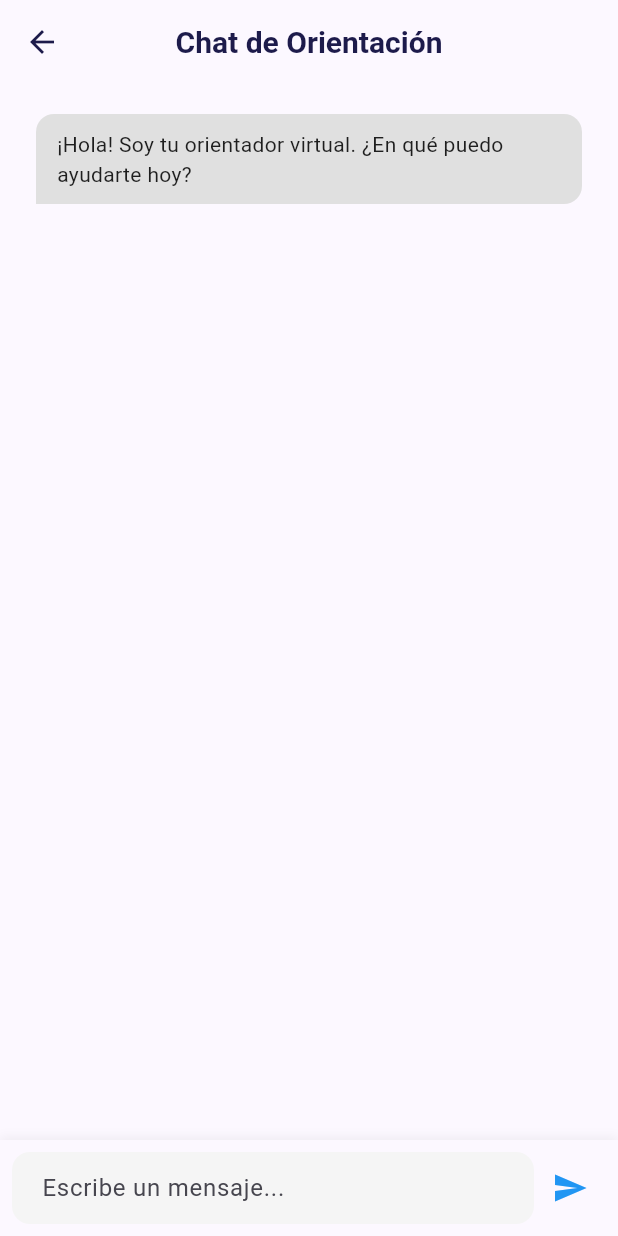
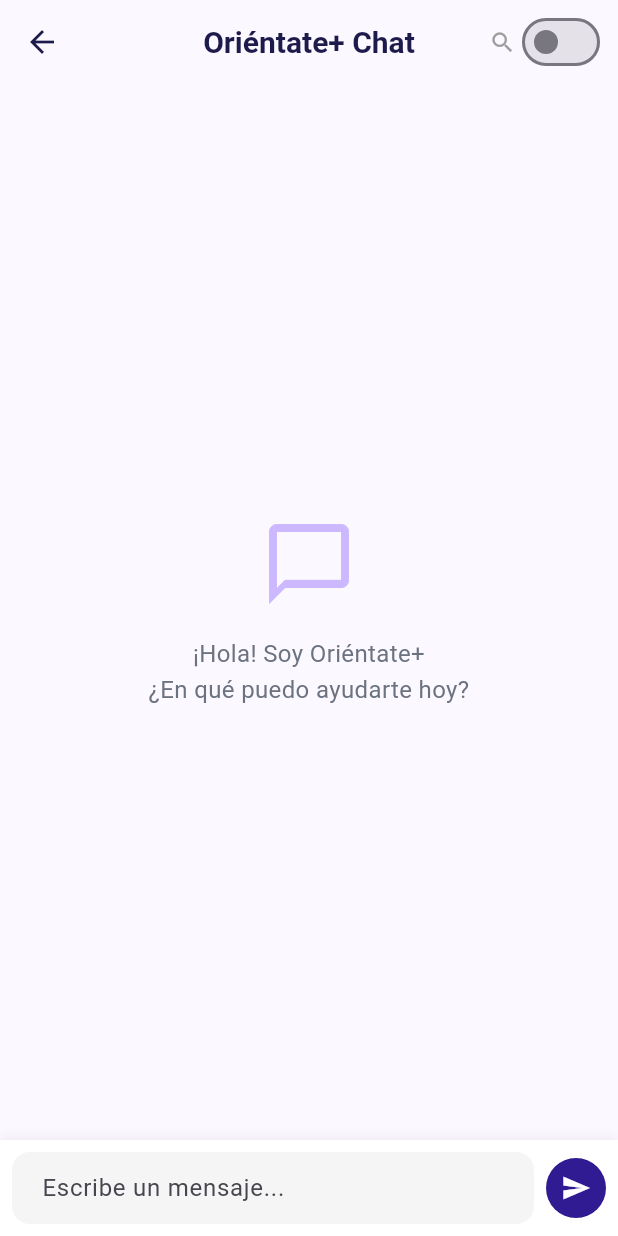
Before and after one commit to IntegrateProyect/frontend-mobile, a Flutter app: the ChatScreen screen opened directly, on a phone screen of 412 x 824 dp. Run offline on Flutter 3.47's test engine with Material 3 defaults, Android fonts, the phone set to English and light mode, and no system bars; our stand-ins replace confetti, flutter_animate, flutter_dotenv, flutter_platform_widgets, flutter_screenutil, flutter_secure_storage and 7 more; accounts and stored records are empty.

Commit message:
chatbot consumer api

```diff
--- a/lib/core/routes/app_router.dart
+++ b/lib/core/routes/app_router.dart
@@ -18,6 +18,7 @@ import '../../features/alumni/presentation/screens/alumni_home_screen.dart';
 import '../../features/university/presentation/screens/university_home_screen.dart';
 import '../../features/chat/presentation/screens/chat_contacts_screen.dart';
 import '../../features/chat/presentation/screens/real_chat_screen.dart';
+import '../../features/chatbot/presentation/screens/chat_screen.dart';
 
 final GoRouter appRouter = GoRouter(
   initialLocation: '/',
@@ -84,5 +85,6 @@ final GoRouter appRouter = GoRouter(
     GoRoute(path: '/admin-home', builder: (context, state) => const AdminHomeScreen()),
     GoRoute(path: '/alumni-home', builder: (context, state) => const AlumniHomeScreen()),
     GoRoute(path: '/university-home', builder: (context, state) => const UniversityHomeScreen()),
+    GoRoute(path: AppRoutes.chat.path, builder: (context, state) => const ChatScreen()),
   ],
 );
--- /dev/null
+++ b/lib/features/chatbot/domain/entities/chat_source_entity.dart
@@ -0,0 +1,47 @@
+// features/chatbot/domain/entities/chat_source_entity.dart
+
+class ChatSourceEntity {
+  final String careerId;
+  final String careerName;
+  final String universidad;
+  final String area;
+  final String descripcionCorta;
+  final bool isClusterAlternative;
+
+  ChatSourceEntity({
+    required this.careerId,
+    required this.careerName,
+    required this.universidad,
+    required this.area,
+    required this.descripcionCorta,
+    this.isClusterAlternative = false,
+  });
+
+  factory ChatSourceEntity.fromJson(Map<String, dynamic> json) {
+    return ChatSourceEntity(
+      careerId:            json['career_id']           ?? '',
+      careerName:          json['career_name']         ?? '',
+      universidad:         json['universidad']         ?? '',
+      area:                json['area']                ?? '',
+      descripcionCorta:    json['descripcion_corta']   ?? '',
+      isClusterAlternative: json['is_cluster_alternative'] == true,
+    );
+  }
+}
+
+// La respuesta completa del endpoint POST /chat/
+class ChatbotResponseEntity {
+  final String response;
+  final String modelUsed;
+  final int tokensUsed;
+  final bool usedSearch;
+  final List<ChatSourceEntity> sources;
+
+  ChatbotResponseEntity({
+    required this.response,
+    required this.modelUsed,
+    required this.tokensUsed,
+    required this.usedSearch,
+    required this.sources,
+  });
+}
--- a/lib/features/chatbot/presentation/screens/chat_screen.dart
+++ b/lib/features/chatbot/presentation/screens/chat_screen.dart
@@ -1,4 +1,7 @@
+// features/chatbot/presentation/screens/chat_screen.dart
 import 'package:flutter/material.dart';
+import 'package:provider/provider.dart';
+import '../providers/chat_provider.dart';
 import '../components/chat_bubble.dart';
 import '../../domain/entities/chat_message_entity.dart';
 
@@ -10,81 +13,192 @@ class ChatScreen extends StatefulWidget {
 }
 
 class _ChatScreenState extends State<ChatScreen> {
-  final TextEditingController _controller = TextEditingController();
-  final List<ChatMessageEntity> _messages = [
-    ChatMessageEntity(
-      id: '1',
-      text: '¡Hola! Soy tu orientador virtual. ¿En qué puedo ayudarte hoy?',
-      sender: MessageSender.bot,
-      timestamp: DateTime.now(),
-    ),
-  ];
+  final _controller   = TextEditingController();
+  final _scrollCtrl   = ScrollController();
+  bool  _searchMode   = false;   // toggle RAG
 
-  void _handleSend() {
-    if (_controller.text.trim().isEmpty) return;
+  @override
+  void dispose() {
+    _controller.dispose();
+    _scrollCtrl.dispose();
+    super.dispose();
+  }
 
-    setState(() {
-      _messages.add(
-        ChatMessageEntity(
-          id: DateTime.now().toString(),
-          text: _controller.text,
-          sender: MessageSender.user,
-          timestamp: DateTime.now(),
-        ),
-      );
-    });
-
-    // Simular respuesta del bot
-    final String userText = _controller.text;
-    _controller.clear();
-
-    Future.delayed(const Duration(seconds: 1), () {
-      if (mounted) {
-        setState(() {
-          _messages.add(
-            ChatMessageEntity(
-              id: DateTime.now().toString(),
-              text: 'He recibido tu mensaje: "$userText". Pronto podré ayudarte con información más detallada sobre carreras y universidades.',
-              sender: MessageSender.bot,
-              timestamp: DateTime.now(),
-            ),
-          );
-        });
+  void _scrollToBottom() {
+    WidgetsBinding.instance.addPostFrameCallback((_) {
+      if (_scrollCtrl.hasClients) {
+        _scrollCtrl.animateTo(
+          _scrollCtrl.position.maxScrollExtent,
+          duration: const Duration(milliseconds: 300),
+          curve: Curves.easeOut,
+        );
       }
     });
   }
 
+  Future<void> _handleSend() async {
+    final text = _controller.text.trim();
+    if (text.isEmpty) return;
+    _controller.clear();
+
+    await context.read<ChatbotProvider>().sendMessage(
+      text,
+      search: _searchMode,
+    );
+    _scrollToBottom();
+  }
+
   @override
   Widget build(BuildContext context) {
+    final provider = context.watch<ChatbotProvider>();
+
+    // Scroll cuando llega respuesta
+    if (!provider.isLoading) _scrollToBottom();
+
     return Scaffold(
       appBar: AppBar(
-        title: const Text('Chat de Orientación'),
+        title: const Text('Oriéntate+ Chat'),
+        actions: [
+          // Toggle RAG
+          Padding(
+            padding: const EdgeInsets.only(right: 8),
+            child: Row(
+              children: [
+                Icon(
+                  Icons.search,
+                  size: 18,
+                  color: _searchMode
+                      ? const Color(0xFF311B92)
+                      : Colors.grey,
+                ),
+                Switch(
+                  value: _searchMode,
+                  activeColor: const Color(0xFF311B92),
+                  onChanged: (v) => setState(() => _searchMode = v),
+                ),
+              ],
+            ),
+          ),
+        ],
       ),
       body: Column(
         children: [
+          // Banner RAG activo
+          if (_searchMode)
+            Container(
+              width: double.infinity,
+              padding: const EdgeInsets.symmetric(vertical: 6, horizontal: 16),
+              color: const Color(0xFFEDE7F6),
+              child: const Text(
+                '🔍 Búsqueda de carreras activada',
+                style: TextStyle(
+                  fontSize: 12,
+                  color: Color(0xFF311B92),
+                  fontWeight: FontWeight.w600,
+                ),
+              ),
+            ),
+
+          // Lista de mensajes
           Expanded(
-            child: ListView.builder(
-              padding: const EdgeInsets.all(16),
-              itemCount: _messages.length,
+            child: provider.messages.isEmpty
+                ? _buildEmptyState()
+                : ListView.builder(
+              controller:  _scrollCtrl,
+              padding:     const EdgeInsets.all(16),
+              itemCount:   provider.messages.length,
               itemBuilder: (context, index) {
-                return ChatBubble(message: _messages[index]);
+                final msg = provider.messages[index];
+                // Si es el último mensaje del bot + hubo fuentes, mostralas
+                final isLastBot = index == provider.messages.length - 1 &&
+                    msg.sender == MessageSender.bot;
+                return Column(
+                  crossAxisAlignment: CrossAxisAlignment.start,
+                  children: [
+                    ChatBubble(message: msg),
+                    if (isLastBot && provider.lastSources.isNotEmpty)
+                      _buildSourcesChips(provider),
+                  ],
+                );
               },
             ),
           ),
-          _buildInputArea(),
+
+          // Indicador de carga
+          if (provider.isLoading)
+            const Padding(
+              padding: EdgeInsets.symmetric(vertical: 8),
+              child: LinearProgressIndicator(
+                color: Color(0xFF311B92),
+                backgroundColor: Color(0xFFEDE7F6),
+              ),
+            ),
+
+          _buildInputArea(provider.isLoading),
         ],
       ),
     );
   }
 
-  Widget _buildInputArea() {
+  Widget _buildEmptyState() {
+    return const Center(
+      child: Column(
+        mainAxisAlignment: MainAxisAlignment.center,
+        children: [
+          Icon(Icons.chat_bubble_outline, size: 64, color: Color(0xFFCBB8FF)),
+          SizedBox(height: 16),
+          Text(
+            '¡Hola! Soy Oriéntate+\n¿En qué puedo ayudarte hoy?',
+            textAlign: TextAlign.center,
+            style: TextStyle(
+              fontSize: 16,
+              color: Color(0xFF6B7280),
+              height: 1.5,
+            ),
+          ),
+        ],
+      ),
+    );
+  }
+
+  Widget _buildSourcesChips(ChatbotProvider provider) {
+    return Padding(
+      padding: const EdgeInsets.only(left: 12, top: 4, bottom: 8),
+      child: Wrap(
+        spacing: 6,
+        runSpacing: 4,
+        children: provider.lastSources.take(4).map((src) {
+          return Chip(
+            label: Text(
+              src.careerName,
+              style: const TextStyle(fontSize: 10),
+            ),
+            backgroundColor: src.isClusterAlternative
+                ? const Color(0xFFF3E5F5)
+                : const Color(0xFFE8EAF6),
+            avatar: Icon(
+              src.isClusterAlternative
+                  ? Icons.auto_awesome
+                  : Icons.school_outlined,
+              size: 14,
+              color: const Color(0xFF311B92),
+            ),
+            padding: EdgeInsets.zero,
+            visualDensity: VisualDensity.compact,
+          );
+        }).toList(),
+      ),
+    );
+  }
+
+  Widget _buildInputArea(bool isLoading) {
     return Container(
-      padding: const EdgeInsets.all(8.0),
+      padding: const EdgeInsets.symmetric(horizontal: 8, vertical: 8),
       decoration: BoxDecoration(
-        color: Theme.of(context).cardColor,
+        color: Colors.white,
         boxShadow: [
           BoxShadow(
-            color: Colors.black.withValues(alpha: 0.05),
+            color: Colors.black.withOpacity(0.05),
             offset: const Offset(0, -2),
             blurRadius: 5,
           ),
@@ -94,19 +208,44 @@ class _ChatScreenState extends State<ChatScreen> {
         child: Row(
           children: [
             Expanded(
-              child: TextField(
-                controller: _controller,
-                decoration: const InputDecoration(
-                  hintText: 'Escribe un mensaje...',
-                  border: InputBorder.none,
-                  contentPadding: EdgeInsets.symmetric(horizontal: 16),
+              child: Container(
+                decoration: BoxDecoration(
+                  color: Colors.grey[100],
+                  borderRadius: BorderRadius.circular(24),
                 ),
-                onSubmitted: (_) => _handleSend(),
+                child: TextField(
+                  controller: _controller,
+                  enabled:    !isLoading,
+                  maxLines:   null,
+                  textInputAction: TextInputAction.send,
+                  onSubmitted: (_) => _handleSend(),
+                  decoration: const InputDecoration(
+                    hintText: 'Escribe un mensaje...',
+                    border:   InputBorder.none,
+                    contentPadding: EdgeInsets.symmetric(
+                      horizontal: 16,
+                      vertical:   10,
+                    ),
+                  ),
+                ),
               ),
             ),
-            IconButton(
-              icon: const Icon(Icons.send, color: Colors.blue),
-              onPressed: _handleSend,
+            const SizedBox(width: 8),
+            CircleAvatar(
+              backgroundColor: const Color(0xFF311B92),
+              child: isLoading
+                  ? const SizedBox(
+                width:  20,
+                height: 20,
+                child:  CircularProgressIndicator(
+                  color:       Colors.white,
+                  strokeWidth: 2,
+                ),
+              )
+                  : IconButton(
+                icon:    const Icon(Icons.send, color: Colors.white, size: 20),
+                onPressed: _handleSend,
+              ),
             ),
           ],
         ),
--- a/lib/main.dart
+++ b/lib/main.dart
@@ -6,6 +6,7 @@ import 'package:orientate/app.dart';
 import 'package:orientate/core/di/injection_container.dart' as di;
 
 import 'features/auth/presentation/providers/auth_provider.dart';
+import 'features/chatbot/presentation/providers/chat_provider.dart';
 import 'features/counselor/presentation/providers/counselor_provider.dart';
 import 'features/student/presentation/providers/student_home_provider.dart';
 import 'features/student/presentation/providers/student_profile_provider.dart';
@@ -32,6 +33,7 @@ Future<void> main() async {
         ChangeNotifierProvider(create: (_) => di.sl<StudentResultsProvider>()),
         ChangeNotifierProvider(create: (_) => di.sl<GamesProvider>()),
         ChangeNotifierProvider(create: (_) => di.sl<ChatProvider>()),
+        ChangeNotifierProvider(create: (_) => di.sl<ChatbotProvider>()),
       ],
       child: const MyApp(),
     ),
```
Also changed, not shown: lib/core/di/injection_container.dart (+27 -0 lines), lib/features/chatbot/data/datasources/remote/chatbot_remote_datasource.dart (added, +37 -0 lines), lib/features/chatbot/data/repositories/chatbot_repository_impl.dart (+68 -13 lines), lib/features/chatbot/domain/repositories/chatbot_repository.dart (+9 -3 lines), lib/features/chatbot/domain/usecases/get_chat_history_usecase.dart (+5 -9 lines), lib/features/chatbot/domain/usecases/send_message_usecase.dart (+8 -4 lines), lib/features/chatbot/presentation/providers/chat_provider.dart (+68 -37 lines), lib/features/chatbot/presentation/screens/chatbot_screen.dart (added, +17 -0 lines), lib/features/student/presentation/screens/student_home_screen.dart (+6 -6 lines), 1 other file.
